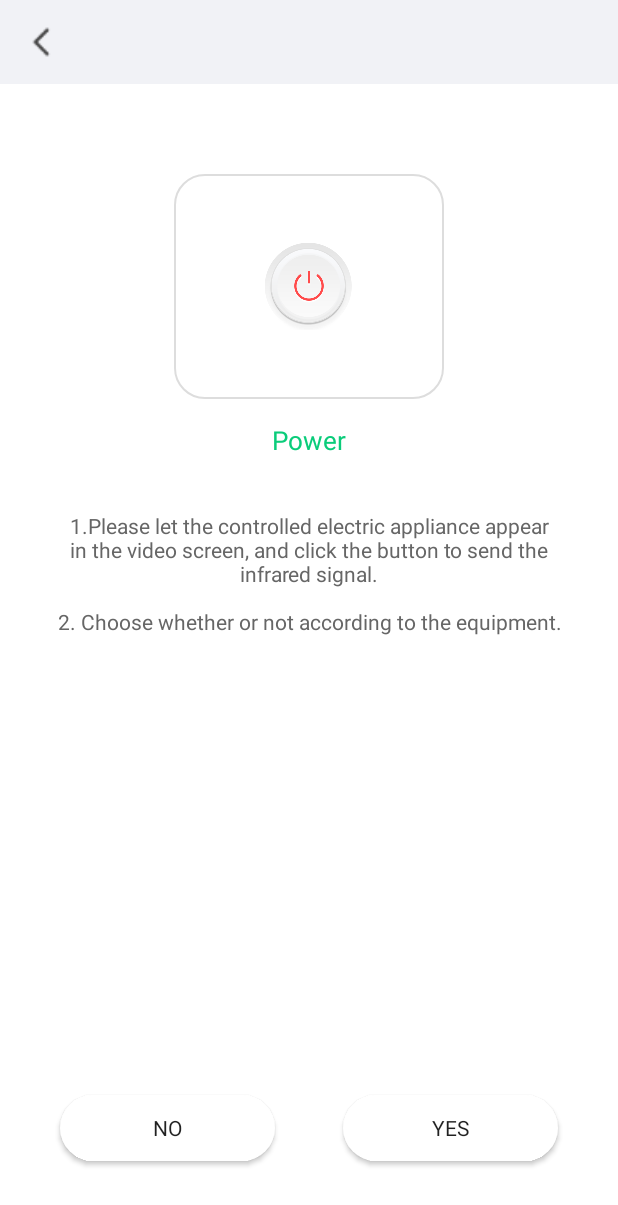
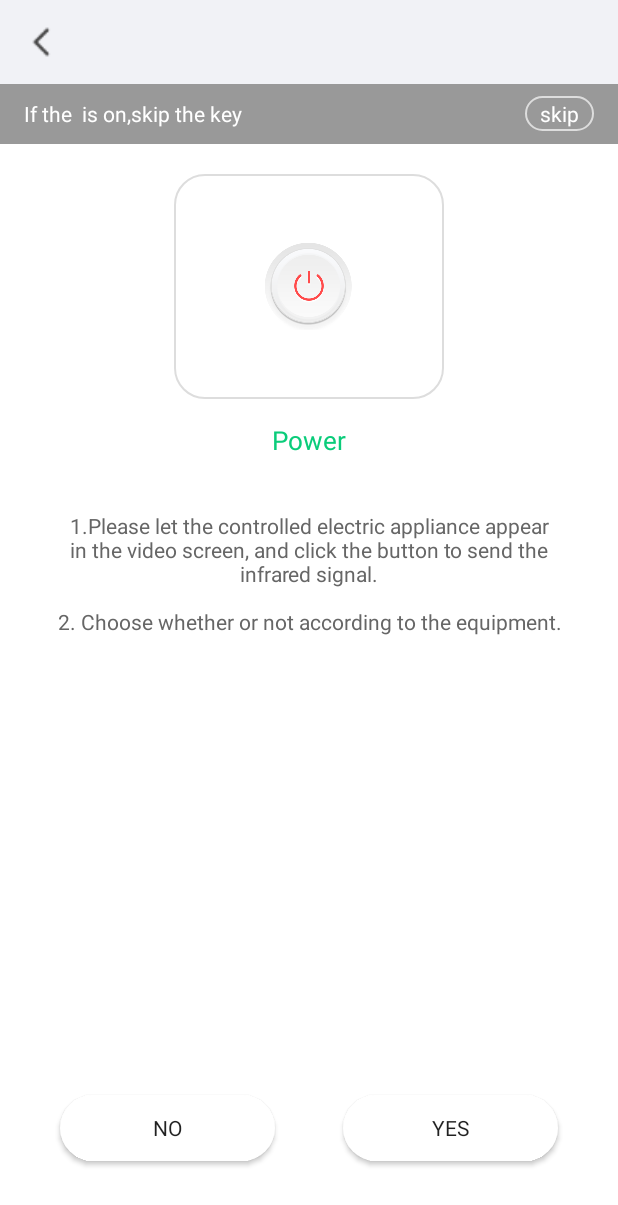
Before and after one commit to RyanJu/IR_demo, an Android app: the IRMatchStbIPTVActivity screen opened directly, with no data from a screen before it, on a phone screen of 412 x 824 dp. Shown: the top 1205 px of the screen. Run offline under Robolectric (Android 15) with nearby library versions, the phone set to English and light mode, and no system bars; our stand-ins replace EventBus; Roboto replaces fonts that are not available here; 2 statements that could not run were skipped.

Commit message:
bug fix 1

```diff
--- a/ir_demo/app/src/main/java/com/alcidae/smarthome/ir/ui/activity/match/IRMatchBaseActivity.java
+++ b/ir_demo/app/src/main/java/com/alcidae/smarthome/ir/ui/activity/match/IRMatchBaseActivity.java
@@ -40,6 +40,8 @@ public abstract class IRMatchBaseActivity extends Activity implements View.OnCli
     protected int mAreaid;
     protected SpList.Sp mSp;
     protected StbList.Stb mStb;
+    protected TextView mSkipHintTv;
+
 
     public static void launchCommon(Activity activity, int requestCode, int deviceType, BrandList.Brand brand) {
         launch(activity, requestCode, deviceType, brand, 0, null);
@@ -121,6 +123,8 @@ public abstract class IRMatchBaseActivity extends Activity implements View.OnCli
         mAreaid = intent.getIntExtra("areaId", 0);
         mSp = (SpList.Sp) intent.getSerializableExtra("sp");
         mStb = (StbList.Stb) intent.getSerializableExtra("stb");
+
+        this.mSkipHintTv.setText(getString(R.string.ir_match_power_on_hint, IRUtils.deviceTypeToString(this, mDeviceType)));
     }
 
     private void initViews() {
@@ -130,12 +134,14 @@ public abstract class IRMatchBaseActivity extends Activity implements View.OnCli
         this.mCenterButtonHintTv = findViewById(R.id.id_activity_ir_match_test_btn_text_tv);
         this.mVolumeLayout = findViewById(R.id.id_activity_ir_match_test_volume_layout);
         this.mCenterButtonIv.setOnClickListener(this);
+        this.mSkipHintTv = findViewById(R.id.id_activity_ir_match_test_skip_hint_tv);
         findViewById(R.id.id_activity_ir_match_test_no_btn)
                 .setOnClickListener(this);
         findViewById(R.id.id_activity_ir_match_test_yes_btn)
                 .setOnClickListener(this);
         findViewById(R.id.id_activity_ir_match_test_volume_up_view).setOnClickListener(this);
         findViewById(R.id.id_activity_ir_match_test_volume_down_view).setOnClickListener(this);
+        findViewById(R.id.id_activity_ir_match_test_skip_tv).setOnClickListener(this);
     }
 
 
@@ -145,10 +151,14 @@ public abstract class IRMatchBaseActivity extends Activity implements View.OnCli
             case R.id.id_ir_back_iv:
                 finish();
                 break;
+            case R.id.id_activity_ir_match_test_skip_tv:
+                findViewById(R.id.id_activity_ir_match_test_skip_rl).setVisibility(View.GONE);
+                break;
             case R.id.id_activity_ir_match_test_no_btn:
                 onClickButtonNo();
                 break;
             case R.id.id_activity_ir_match_test_yes_btn:
+                findViewById(R.id.id_activity_ir_match_test_skip_rl).setVisibility(View.GONE);
                 onClickButtonYes();
                 break;
             case R.id.id_activity_ir_match_test_btn_iv:
--- a/ir_demo/app/src/main/res/layout/activity_ir_match_test.xml
+++ b/ir_demo/app/src/main/res/layout/activity_ir_match_test.xml
@@ -23,6 +23,10 @@
             android:layout_height="wrap_content"
             android:layout_centerInParent="true" />
     </RelativeLayout>
+
+    <RelativeLayout
+        android:layout_width="match_parent"
+        android:layout_height="match_parent">
 
         <LinearLayout
             android:layout_width="match_parent"
@@ -131,4 +135,39 @@
                     android:text="@string/ir_yes" />
             </RelativeLayout>
         </LinearLayout>
+
+        <RelativeLayout
+            android:id="@+id/id_activity_ir_match_test_skip_rl"
+            android:layout_width="match_parent"
+            android:layout_height="40dp"
+            android:background="@color/color_999999"
+            android:paddingLeft="16dp"
+            android:paddingRight="16dp">
+
+            <com.alcidae.smarthome.ir.widget.IrTextView
+                android:id="@+id/id_activity_ir_match_test_skip_hint_tv"
+                android:layout_width="wrap_content"
+                android:layout_height="wrap_content"
+                android:layout_centerVertical="true"
+                android:text="@string/ir_match_power_on_hint"
+                android:textColor="@color/ir_bg_white"
+                android:textSize="14sp" />
+
+            <com.alcidae.smarthome.ir.widget.IrTextView
+                android:id="@+id/id_activity_ir_match_test_skip_tv"
+                android:layout_width="wrap_content"
+                android:layout_height="wrap_content"
+                android:layout_alignParentRight="true"
+                android:layout_centerVertical="true"
+                android:gravity="center"
+                android:background="@drawable/shape_ir_match_round"
+                android:paddingLeft="10dp"
+                android:paddingRight="10dp"
+                android:paddingTop="2dp"
+                android:paddingBottom="2dp"
+                android:text="@string/ir_skip"
+                android:textColor="@color/ir_bg_white"
+                android:textSize="14sp" />
+        </RelativeLayout>
+    </RelativeLayout>
 </LinearLayout>
--- a/ir_demo/app/src/main/res/layout/dialog_input_name.xml
+++ b/ir_demo/app/src/main/res/layout/dialog_input_name.xml
@@ -26,6 +26,7 @@
         android:paddingLeft="20dp" />
 
     <com.alcidae.smarthome.ir.widget.IrTextView
+        android:visibility="gone"
         android:layout_width="match_parent"
         android:layout_height="wrap_content"
         android:layout_marginLeft="34dp"
--- a/ir_demo/app/src/main/res/values/strings.xml
+++ b/ir_demo/app/src/main/res/values/strings.xml
@@ -63,5 +63,7 @@
     <string name="ir_search_failed">No such STBs!</string>
     <string name="ir_choose_area">Choose Area</string>
     <string name="ir_error_key">App inner error.</string>
+    <string name="ir_match_power_on_hint">If the %1$s is on,skip the key</string>
+    <string name="ir_skip">skip</string>
 
 </resources>
```
Also changed, not shown: ir_demo/app/src/main/java/com/alcidae/smarthome/ir/ui/activity/IRChooseBrandActivity.java (+17 -16 lines), ir_demo/app/src/main/res/layout/adapter_ir_brand.xml (+37 -9 lines), 1 other file. Lines whose indentation alone changed are shown as unchanged.
